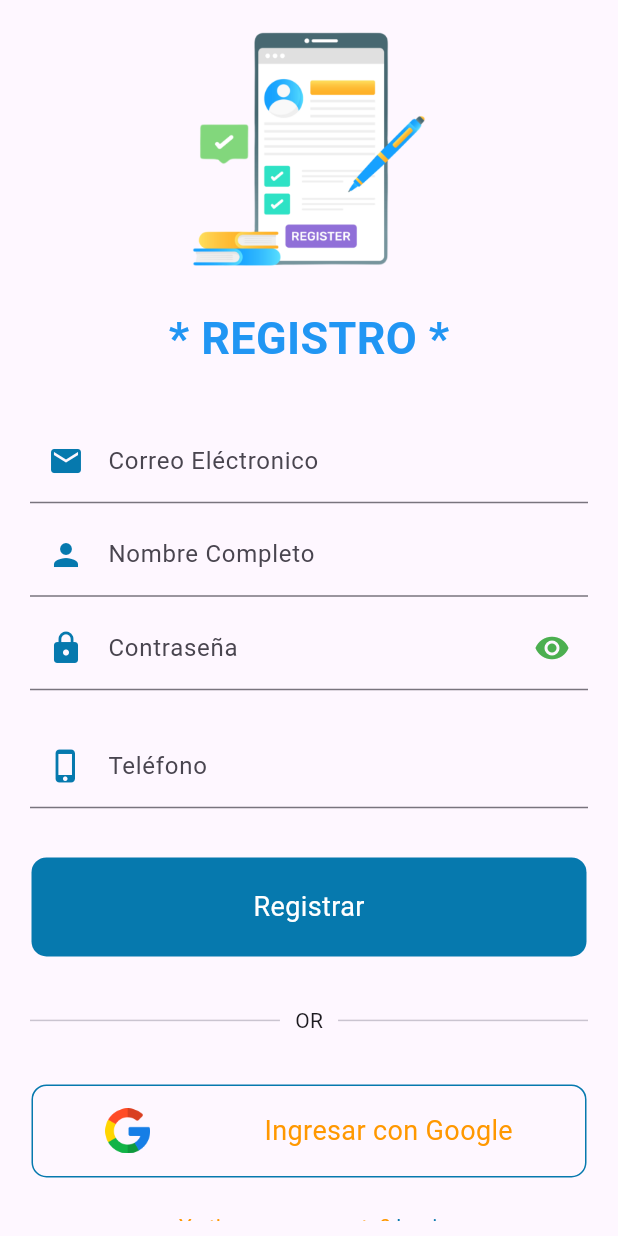
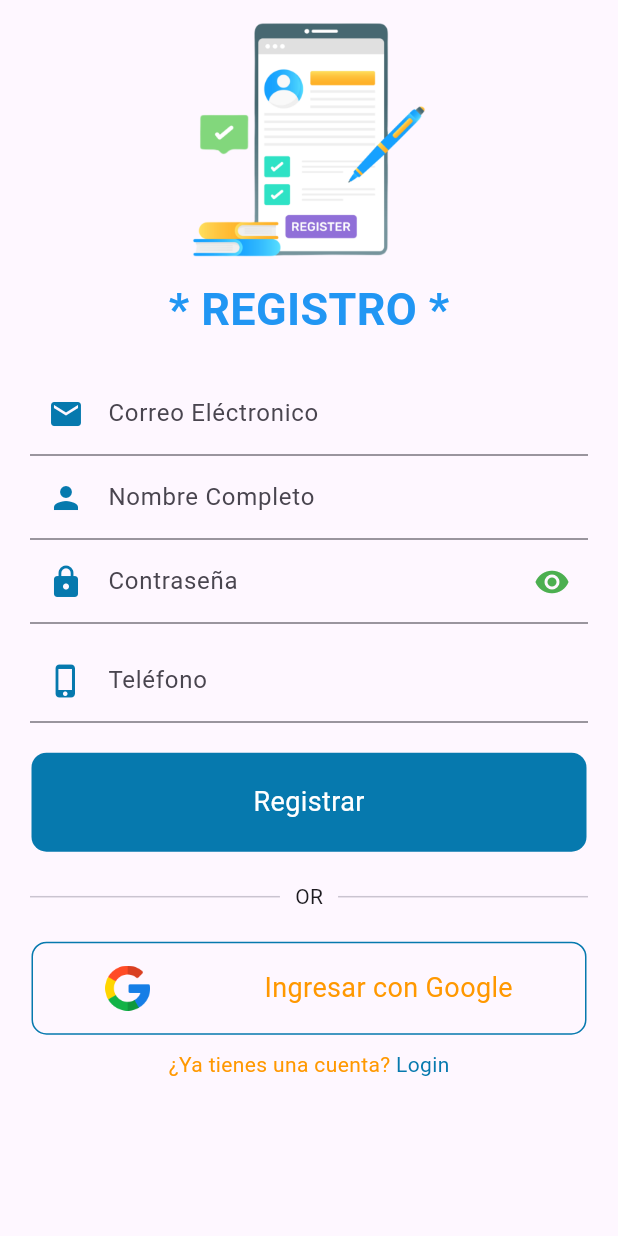
Before and after one commit to alexisortega/cobranzas, a Flutter app: the SignUp screen opened directly, on a phone screen of 412 x 824 dp. Run offline on Flutter 3.47's test engine with Material 3 defaults, Android fonts, the phone set to English and light mode, and no system bars; our stand-ins replace animate_do, animated_bottom_navigation_bar, cached_network_image, cloud_firestore, dropdown_search, firebase_auth and 12 more; missing offline and left inert: qr_code_scanner; accounts and stored records are empty.

Commit message:
se arreglo error en pagina de registro, error de pixeles  (main)

```diff
--- a/lib/ui/screens/widgets/signup_page.dart
+++ b/lib/ui/screens/widgets/signup_page.dart
@@ -33,18 +33,19 @@ class _SignUpState extends State<SignUp> {
     Size size = MediaQuery.of(context).size;
 
     return Scaffold(
-      body: Padding(
+      body: SingleChildScrollView(
+        physics: AlwaysScrollableScrollPhysics(),
+        child: Padding(
           padding:
               const EdgeInsets.only(top: 10, bottom: 10, right: 10, left: 10),
-        child: SingleChildScrollView(
           child: Form(
             key: _formKey,
-            child: SingleChildScrollView(
             child: Container(
-                margin: EdgeInsets.only(left: 10, right: 10),
+              margin: const EdgeInsets.only(left: 10, right: 10),
               color: Colors.transparent,
               height: size.height,
               width: size.width,
+              child: SingleChildScrollView(
                 child: Column(
                   mainAxisAlignment: MainAxisAlignment.spaceEvenly,
                   crossAxisAlignment: CrossAxisAlignment.center,
@@ -263,7 +264,7 @@ class _SignUpState extends State<SignUp> {
                       height: 20,
                     ),
                     Container(
-                      margin: EdgeInsets.only(left: 1, right: 1),
+                      margin: const EdgeInsets.only(left: 1, right: 1),
                       width: size.width,
                       decoration: BoxDecoration(
                           border: Border.all(color: Constants.blueColor),
```
Lines whose indentation alone changed are shown as unchanged.
